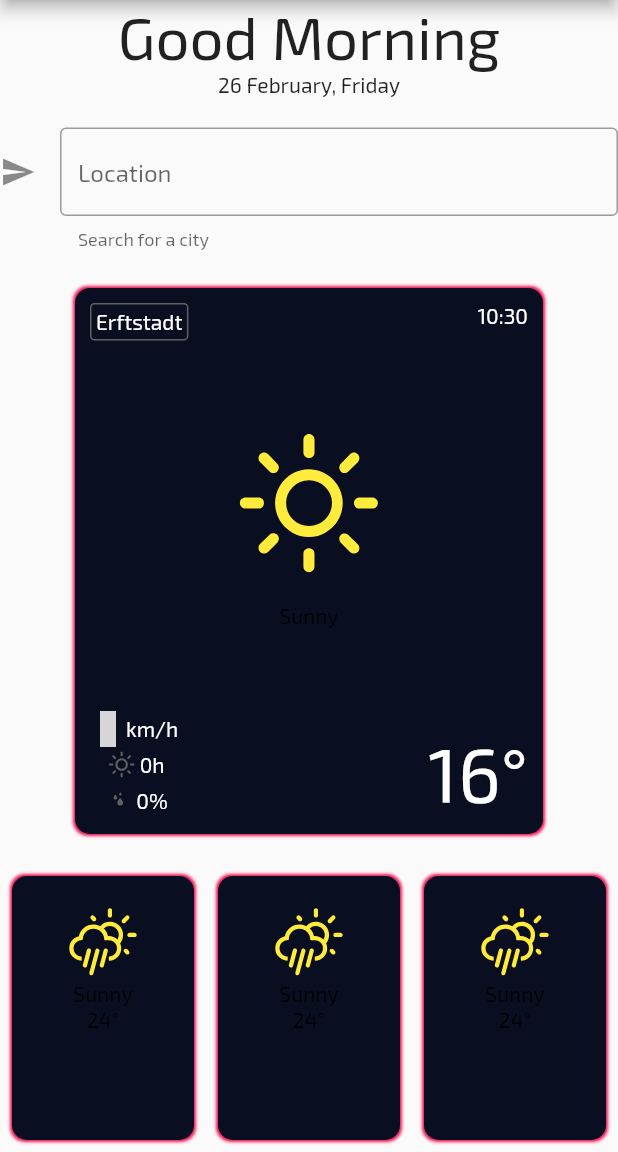
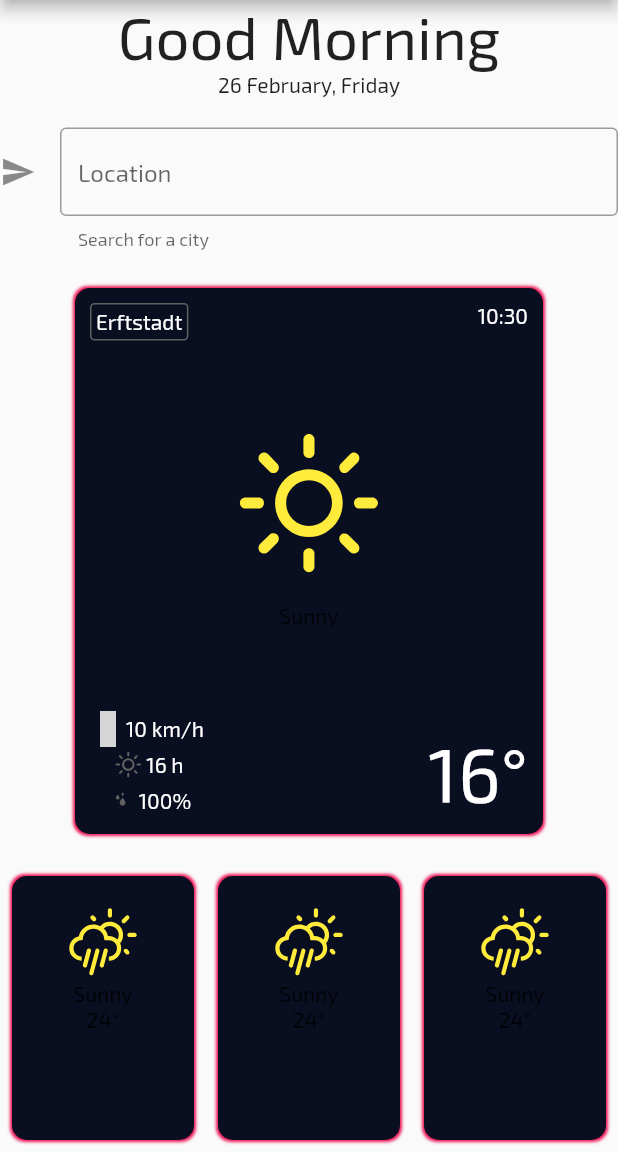
Before and after one commit to Dextavision/weathy, a Flutter app: the screen it shows after launch, on a phone screen of 412 x 824 dp, the part 84-1236 px from its top. Run offline on Flutter 3.47's test engine with Material 2 defaults, Android fonts, the phone set to English and light mode, and no system bars; our stand-ins replace google_fonts, weather_icons; grey boxes are pictures that could not be loaded.

Commit message:
moved forecast into view folder and fixed dependencies

```diff
--- a/lib/forecast/forecast.dart
+++ b/lib/view/forecast/forecast.dart
@@ -1,5 +1,5 @@
 import 'package:flutter/material.dart';
-import 'package:weathy/forecast/forecast_card.dart';
+import 'package:weathy/view/forecast/forecast_card.dart';
 
 class Forecast extends StatelessWidget {
   @override
--- a/lib/view/home/home_screen.dart
+++ b/lib/view/home/home_screen.dart
@@ -1,5 +1,5 @@
 import 'package:flutter/material.dart';
-import 'package:weathy/forecast/forecast.dart';
+import 'package:weathy/view/forecast/forecast.dart';
 import 'package:weathy/view/home/home_header.dart';
 import 'package:weathy/view/weathy_card/weathy_card.dart';
 
--- a/lib/view/weathy_card/weathy_card.dart
+++ b/lib/view/weathy_card/weathy_card.dart
@@ -80,7 +80,7 @@ class WeathyCard extends StatelessWidget {
               mainAxisAlignment: MainAxisAlignment.spaceBetween,
               children: [
                 Padding(
-                  padding: const EdgeInsets.fromLTRB(10.0, 10.0, 0, 10.0),
+                  padding: const EdgeInsets.fromLTRB(10.0, 10.0, 10.0, 10.0),
                   child: Column(
                     children: [
                       Row(
@@ -90,7 +90,7 @@ class WeathyCard extends StatelessWidget {
                             color: Colors.grey.shade700,
                           ),
                           Text(
-                            'km/h',
+                            '10 km/h',
                             style: cardTextStyle,
                           ),
                         ],
@@ -102,7 +102,7 @@ class WeathyCard extends StatelessWidget {
                             color: Colors.grey.shade700,
                           ),
                           Text(
-                            '0h',
+                            '16 h',
                             style: cardTextStyle,
                           ),
                         ],
@@ -114,7 +114,7 @@ class WeathyCard extends StatelessWidget {
                             color: Colors.grey.shade700,
                           ),
                           Text(
-                            '0%',
+                            '100%',
                             style: cardTextStyle,
                           ),
                         ],
```
Also changed, not shown: lib/view/forecast/forecast_card.dart (renamed from lib/forecast/forecast_card.dart).
